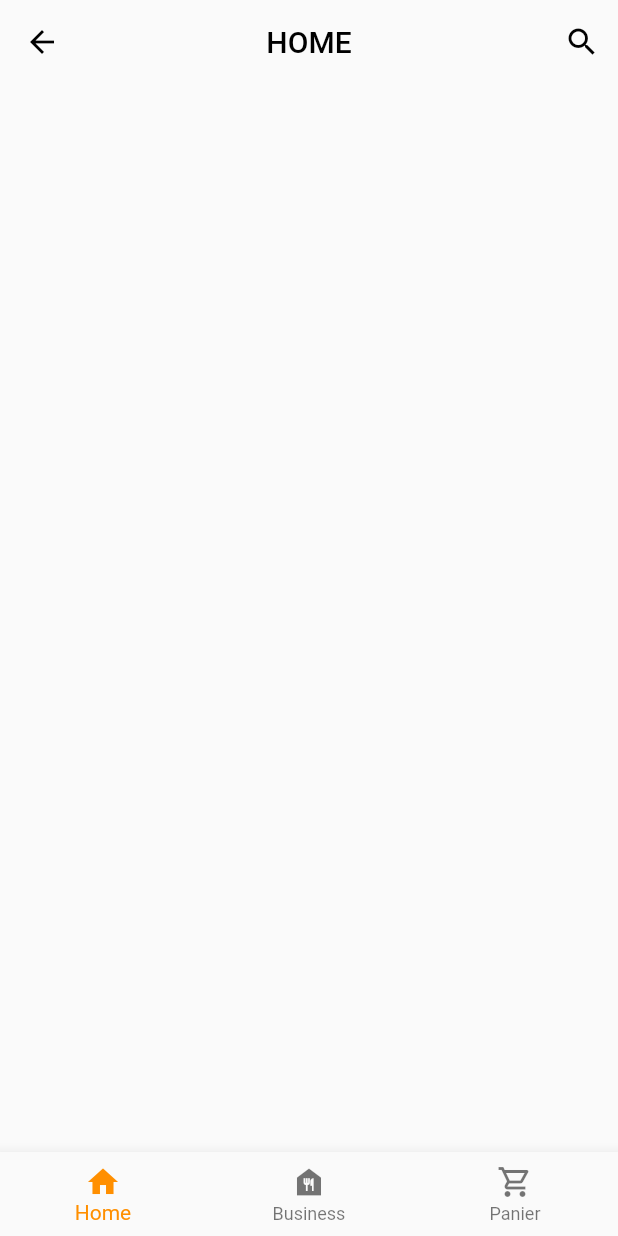
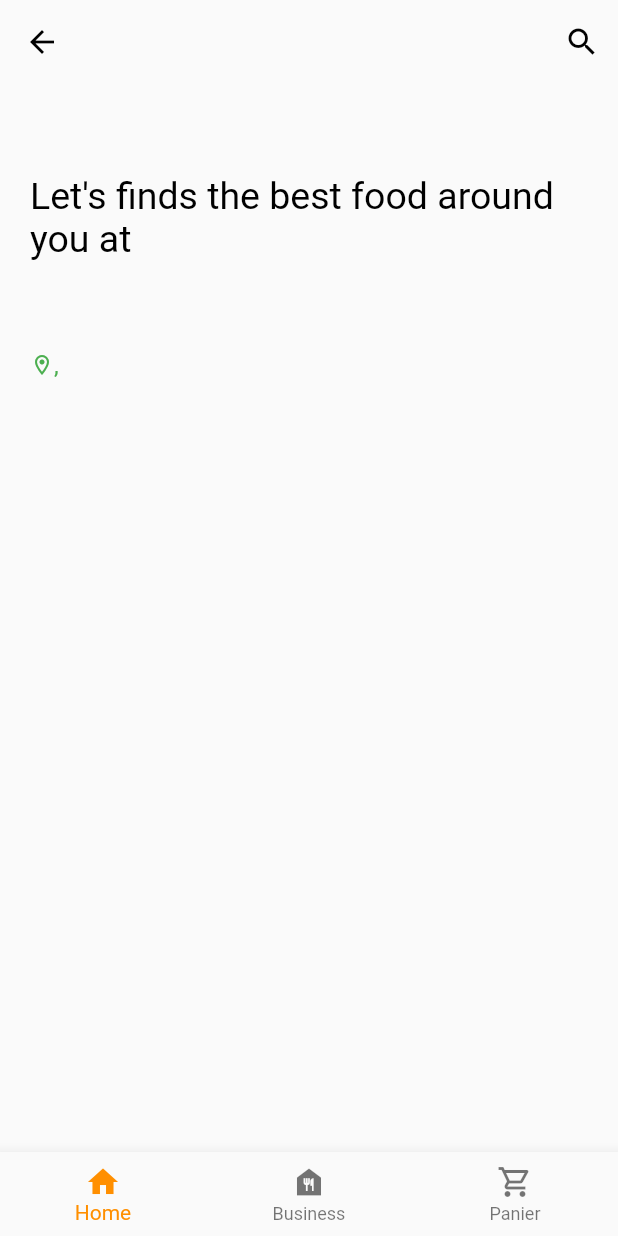
Before and after one commit to TayebsouiniYcode/OnTimeDining, a Flutter app: the RestaurantPlats screen opened directly with empty values, on a phone screen of 412 x 824 dp. Run offline on Flutter 3.47's test engine with Material 2 defaults, Android fonts, the phone set to English and light mode, and no system bars; our stand-ins replace google_fonts, shared_preferences, sqflite; accounts and stored records are empty; Roboto replaces fonts that are missing (Raleway).

Commit message:
modifier le front end de la page des plats

```diff
--- a/lib/page/restaurant_plats.dart
+++ b/lib/page/restaurant_plats.dart
@@ -32,10 +32,11 @@ class _RestaurantPlatsState extends State<RestaurantPlats> {
           ),
           onTap: () {
             //TODO previous page
+            Navigator.pop(context);
           },
         ),
-        title: const Text(
-          'HOME',
+        title: Text(
+          '${widget.restaurant.name}',
           style: TextStyle(color: Colors.black),
         ),
         shadowColor: Colors.black,
@@ -52,7 +53,57 @@ class _RestaurantPlatsState extends State<RestaurantPlats> {
         centerTitle: true,
       ),
       body: Container(
-        padding: EdgeInsets.only(right: 10.00),
+        padding: EdgeInsets.all(20.00),
+        child: Column(
+          children: [
+            const Padding(padding: EdgeInsets.all(20.00)),
+            Column(
+              children: [
+                RichText(
+                    text: TextSpan(children: [
+                  const TextSpan(
+                      text: "Let's finds the best food around you at ",
+                      style: TextStyle(
+                          fontSize: 25.00,
+                          fontFamily: 'Raleway',
+                          color: Colors.black)),
+                  TextSpan(
+                    text: widget.restaurant.name,
+                    style: const TextStyle(
+                        fontWeight: FontWeight.bold,
+                        color: Colors.green,
+                        fontSize: 30.00),
+                  )
+                ])),
+                Padding(padding: EdgeInsets.all(30.00)),
+                Row(
+                  mainAxisAlignment: MainAxisAlignment.spaceBetween,
+                  children: [
+                    Row(
+                      children: [
+                        const Icon(
+                          Icons.location_on_outlined,
+                          color: Colors.green,
+                          size: 16,
+                        ),
+                        Text(
+                          "${widget.restaurant.city}, ${widget.restaurant.country}",
+                          style: const TextStyle(
+                              fontSize: 16.00, color: Colors.green),
+                        )
+                      ],
+                    ),
+                    Text(
+                      widget.restaurant.phone,
+                      style:
+                          const TextStyle(color: Colors.green, fontSize: 16.00),
+                    )
+                  ],
+                )
+              ],
+            ),
+            const Padding(padding: EdgeInsets.all(20.00)),
+            Expanded(
               child: FutureBuilder<List<Map<String, dynamic>>>(
                 future: dashService.getDashByRestaurant(widget.restaurant.id),
                 builder: (BuildContext context,
@@ -68,15 +119,17 @@ class _RestaurantPlatsState extends State<RestaurantPlats> {
                           return Row(
                             children: [
                               Container(
-                            width: MediaQuery.of(context).size.width * 0.40,
+                                  width:
+                                      MediaQuery.of(context).size.width * 0.30,
                                   child: Image(
-                              image:
-                                  AssetImage('images/${dashList[index].image}'),
+                                    image: AssetImage(
+                                        'images/${dashList[index].image}'),
                                   )),
                               Container(
-                          width: MediaQuery.of(context).size.width * 0.50,
+                                width: MediaQuery.of(context).size.width * 0.55,
                                 child: Column(
-                              crossAxisAlignment: CrossAxisAlignment.start,
+                                    crossAxisAlignment:
+                                        CrossAxisAlignment.start,
                                     children: [
                                       Container(
                                           child: Text(
@@ -86,8 +139,8 @@ class _RestaurantPlatsState extends State<RestaurantPlats> {
                                             fontWeight: FontWeight.bold),
                                       )),
                                       Container(
-                                    child:
-                                        Text("${dashList[index].description}")),
+                                          child: Text(
+                                              "${dashList[index].description}")),
                                       Row(
                                         mainAxisAlignment:
                                             MainAxisAlignment.spaceBetween,
@@ -106,20 +159,20 @@ class _RestaurantPlatsState extends State<RestaurantPlats> {
                                               ),
                                               style: ButtonStyle(
                                                   foregroundColor:
-                                                MaterialStateProperty.all<Color>(
-                                                    Colors.white),
+                                                      MaterialStateProperty.all<
+                                                          Color>(Colors.white),
                                                   backgroundColor:
                                                       MaterialStateProperty.all<
                                                           Color>(Colors.green),
                                                   shape: MaterialStateProperty.all<
                                                           RoundedRectangleBorder>(
-                                                RoundedRectangleBorder(
+                                                      const RoundedRectangleBorder(
                                                           borderRadius:
                                                               BorderRadius.zero,
-                                                    side: BorderSide(
-                                                        color: Colors.green)))),
+                                                          side: BorderSide(color: Colors.green)))),
                                               onPressed: () {
-                                          Panier.panier.add(dashList[index]);
+                                                Panier.panier
+                                                    .add(dashList[index]);
                                                 Navigator.push(
                                                   context,
                                                   MaterialPageRoute(
@@ -141,91 +194,11 @@ class _RestaurantPlatsState extends State<RestaurantPlats> {
                   }
                 },
               ),
+            )
+          ],
+        ),
       ),
       bottomNavigationBar: ButtomNavigationMenu(),
     );
   }
 }
-
-// class RestaurantPlats extends StatelessWidget {
-//   late Restaurant _restaurant;
-//   RestaurantPlats({super.key, required Restaurant restaurant}) {
-//     _restaurant = restaurant;
-//   }
-
-//   @override
-//   Widget build(BuildContext context) {
-//     return Scaffold(
-//       appBar: AppBar(
-//         backgroundColor: Colors.transparent,
-//         elevation: 0,
-//         leading: GestureDetector(
-//           child: const Icon(
-//             Icons.arrow_back_sharp,
-//             color: Colors.black,
-//           ),
-//           onTap: () {
-//             //TODO previous page
-//           },
-//         ),
-//         title: Text(
-//           '${_restaurant.name}',
-//           style: TextStyle(color: Colors.black),
-//         ),
-//         shadowColor: Colors.black,
-//         automaticallyImplyLeading: false,
-//         actions: [
-//           IconButton(
-//             onPressed: () {},
-//             icon: const Icon(
-//               Icons.search,
-//               color: Colors.black,
-//             ),
-//           )
-//         ],
-//         centerTitle: true,
-//       ),
-//       body: SingleChildScrollView(
-//           child: Column(children: [
-//         Categories(),
-//         PopularDash(),
-//         SingleChildScrollView(
-//           scrollDirection: Axis.horizontal,
-//           padding: const EdgeInsets.all(12),
-//           child: Row(
-//             // children: const [DashCard()],
-//             children: [
-//               DashCard(
-//                   title: "Burger",
-//                   description: "Taste our Hot Burger",
-//                   image: "burger.png",
-//                   price: "10"),
-//               DashCard(
-//                   title: "Burger",
-//                   description: "Taste our Hot Burger",
-//                   image: "dash1.jpg",
-//                   price: "10"),
-//               DashCard(
-//                   title: "Burger",
-//                   description: "Taste our Hot Burger",
-//                   image: "dash2.jpg",
-//                   price: "10"),
-//               DashCard(
-//                   title: "Burger",
-//                   description: "Taste our Hot Burger",
-//                   image: "dash3.jpg",
-//                   price: "10"),
-//               DashCard(
-//                   title: "Burger",
-//                   description: "Taste our Hot Burger",
-//                   image: "burger.png",
-//                   price: "10")
-//             ],
-//           ),
-//         ),
-//         DashList(),
-//       ])),
-//       bottomNavigationBar: ButtomNavigationMenu(),
-//     );
-//   }
-// }
```
Also changed, not shown: lib/page/check.dart (+27 -1 lines). Lines whose indentation alone changed are shown as unchanged.
